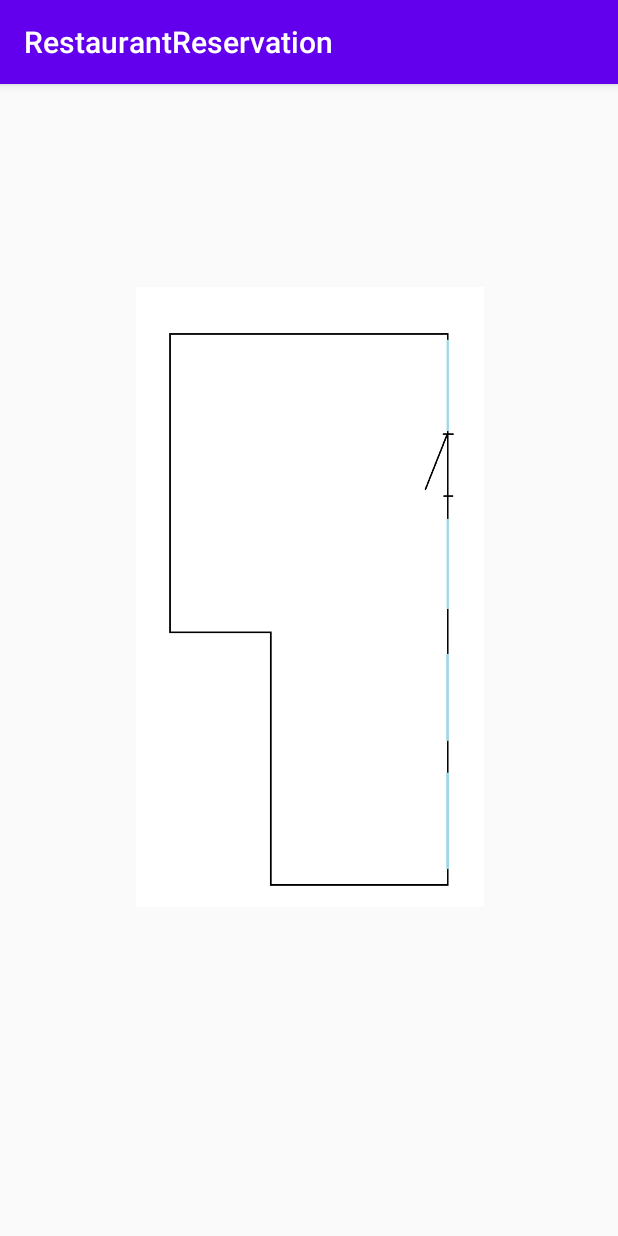
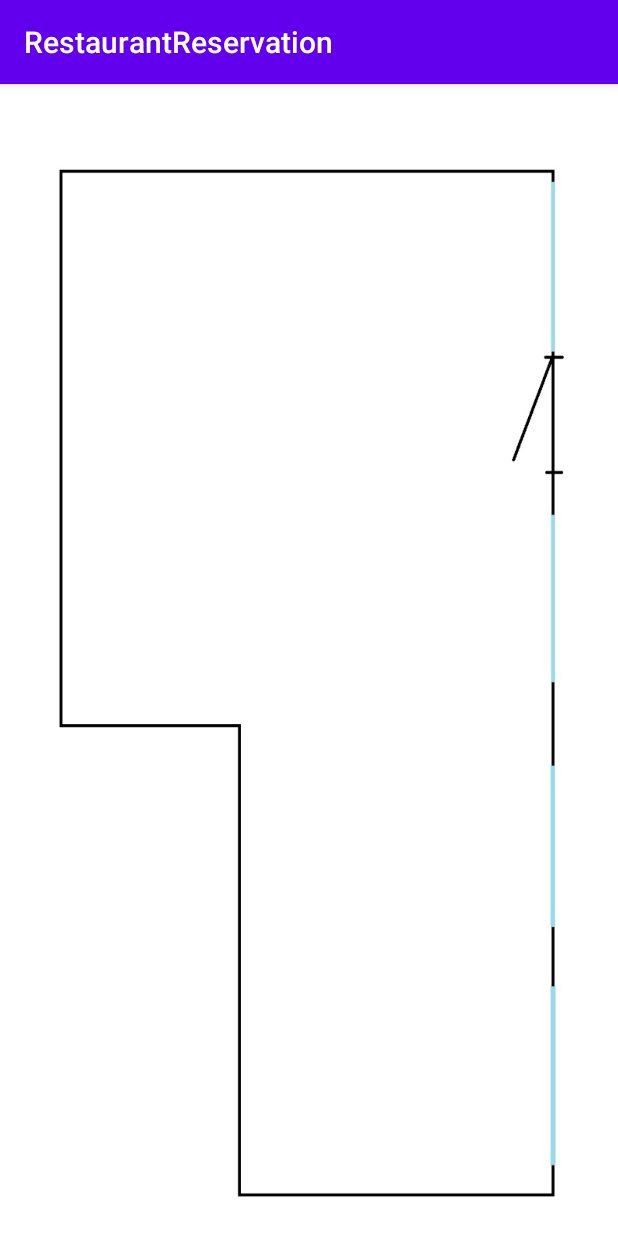
Before and after one commit to CosminaIonut/GraphicalTableReservation, an Android app: the MapPage screen opened directly, with no data from a screen before it, on a phone screen of 412 x 824 dp. Run offline under Robolectric (Android 15) with nearby library versions, the phone set to English and light mode, and no system bars.

Commit message:
positioing of the tables

```diff
--- a/RestaurantReservation/app/src/main/java/com/example/restaurantreservation/DatabaseHelper.java
+++ b/RestaurantReservation/app/src/main/java/com/example/restaurantreservation/DatabaseHelper.java
@@ -54,7 +54,7 @@ public class DatabaseHelper extends SQLiteOpenHelper {
 
     }
     public Cursor getAllData(){    //Get data from table
-        //insertData();
+       // insertData();
         SQLiteDatabase db = this.getWritableDatabase();
         Cursor result= db.rawQuery("select * from " + TABLE_NAME_TABLE, null );
         return result;
--- a/RestaurantReservation/app/src/main/res/layout/activity_map_page.xml
+++ b/RestaurantReservation/app/src/main/res/layout/activity_map_page.xml
@@ -8,8 +8,8 @@
 
     <RelativeLayout
         android:id="@+id/wrapper"
-        android:layout_width="413dp"
-        android:layout_height="731dp"
+        android:layout_width="match_parent"
+        android:layout_height="match_parent"
         app:layout_constraintBottom_toBottomOf="parent"
         app:layout_constraintEnd_toEndOf="parent"
         app:layout_constraintHorizontal_bias="0.6"
@@ -18,14 +18,10 @@
 
         <ImageView
             android:id="@+id/imageView2"
-            android:layout_width="match_parent"
-            android:layout_height="470dp"
-            android:layout_alignParentTop="true"
-            android:layout_alignParentBottom="true"
-            android:layout_marginTop="87dp"
-            android:layout_marginBottom="172dp"
-            android:rotation="90"
-            app:srcCompat="@drawable/map" />
-
+            android:layout_width="1080dp"
+            android:layout_height="1920dp"
+            android:rotation="180"
+            android:scaleType="fitXY"
+            app:srcCompat="@drawable/mapt" />
     </RelativeLayout>
 </androidx.constraintlayout.widget.ConstraintLayout>
```
Also changed, not shown: RestaurantReservation/app/src/main/java/com/example/restaurantreservation/MapPage.java (+68 -9 lines), RestaurantReservation/app/src/main/res/drawable-v24/mapt.png (added).
